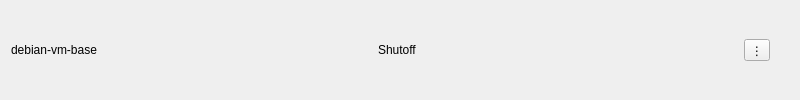
Vortex-Linux/Ship-GUI, file ui/container_page.ui: the form before one commit.
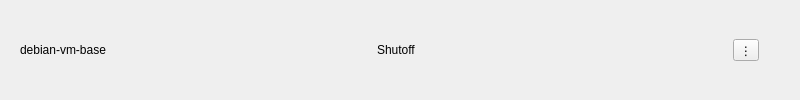
The form after the commit.

Commit message: Added usage of qframe

The edit to the form file:
```diff
--- a/ui/container_page.ui
+++ b/ui/container_page.ui
@@ -10,6 +10,9 @@
                 <height>100</height>
             </rect>
         </property>
+        <layout class="QVBoxLayout" name="mainLayout">
+            <item>
+                <widget class="QFrame" name="container_frame">
         <layout class="QHBoxLayout" name="horizontalLayout">
             <property name="rightMargin">
                 <number>30</number>
@@ -36,6 +39,9 @@
                     <property name="popupMode">
                         <enum>QToolButton::InstantPopup</enum>
                     </property>
+                            </widget>
+                        </item>
+                    </layout>
                 </widget>
             </item>
         </layout>
```
Lines whose indentation alone changed are shown as unchanged. The commit also changes 2 other files.
